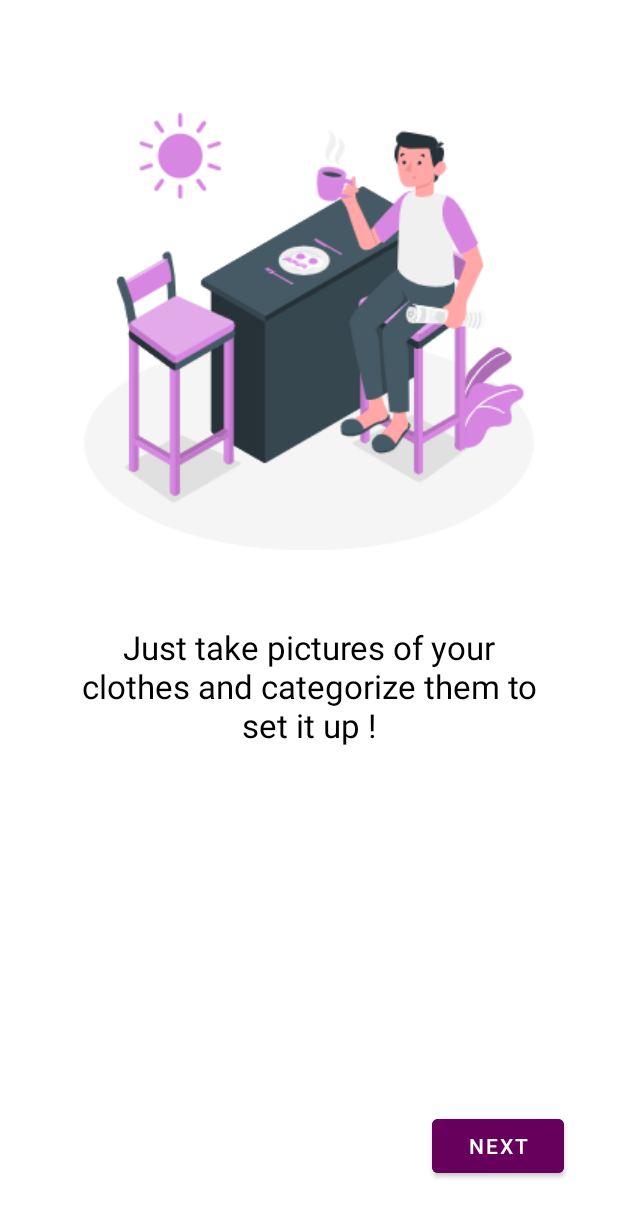
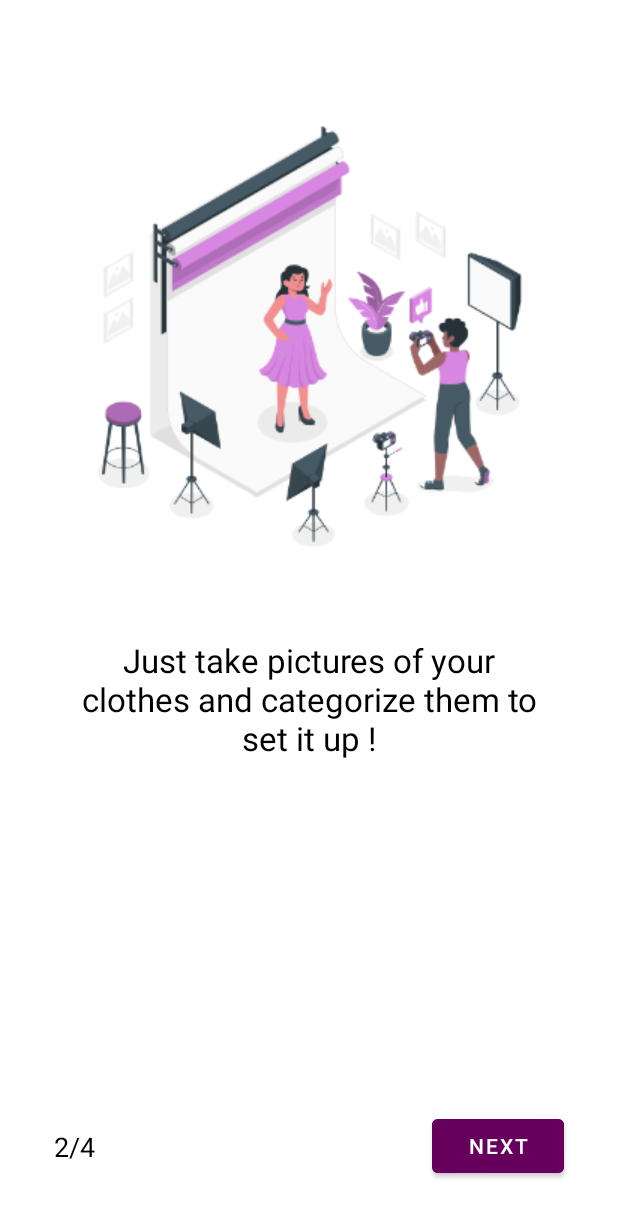
Before and after one commit to ModernMalick/CappsuleAndroid, an Android app: the screen it shows after launch (Onboarding), after a tap on "NEXT", on a phone screen of 412 x 824 dp. Shown: the top 1217 px of the screen. Run offline under Robolectric (Android 15) with nearby library versions, the phone set to English and light mode, and no system bars.

Commit message:
Onboarding page numbers

```diff
--- a/app/src/main/res/layout/fragment_explanation.xml
+++ b/app/src/main/res/layout/fragment_explanation.xml
@@ -25,6 +25,15 @@
             android:textColor="?attr/colorOnBackground" app:layout_constraintEnd_toEndOf="parent"
             app:layout_constraintHorizontal_bias="1.0" app:layout_constraintStart_toStartOf="parent"
             app:layout_constraintTop_toBottomOf="@+id/imageView6"/>
+        <TextView
+            android:id="@+id/textView7"
+            android:layout_width="wrap_content"
+            android:layout_height="wrap_content" android:layout_marginStart="36dp"
+            android:text="@string/page_2"
+            android:textAppearance="@style/TextAppearance.AppCompat.Medium"
+            android:textColor="?attr/colorOnBackground"
+            app:layout_constraintBottom_toBottomOf="@+id/next2" app:layout_constraintStart_toStartOf="parent"
+            app:layout_constraintTop_toTopOf="@+id/next2"/>
         <Button
             android:id="@+id/next2"
             android:layout_width="wrap_content"
--- a/app/src/main/res/values/strings.xml
+++ b/app/src/main/res/values/strings.xml
@@ -76,4 +76,8 @@
     <string name="creditsExp">Visit storyset to see more illustrations like the ones used on Cappsule</string>
     <string name="creditsIconsExp">All the Icons used on Cappsule come from this website</string>
     <string name="minTempValue">15</string>
+    <string name="page_1">1/4</string>
+    <string name="page_2">2/4</string>
+    <string name="page_3">3/4</string>
+    <string name="page_4">4/4</string>
 </resources>
```
Also changed, not shown: app/src/main/res/layout/fragment_permissions.xml (+9 -0 lines), app/src/main/res/layout/fragment_start.xml (+9 -0 lines), app/src/main/res/layout/fragment_welcome.xml (+9 -0 lines), app/src/main/res/drawable/explanation.png, 1 other file.
